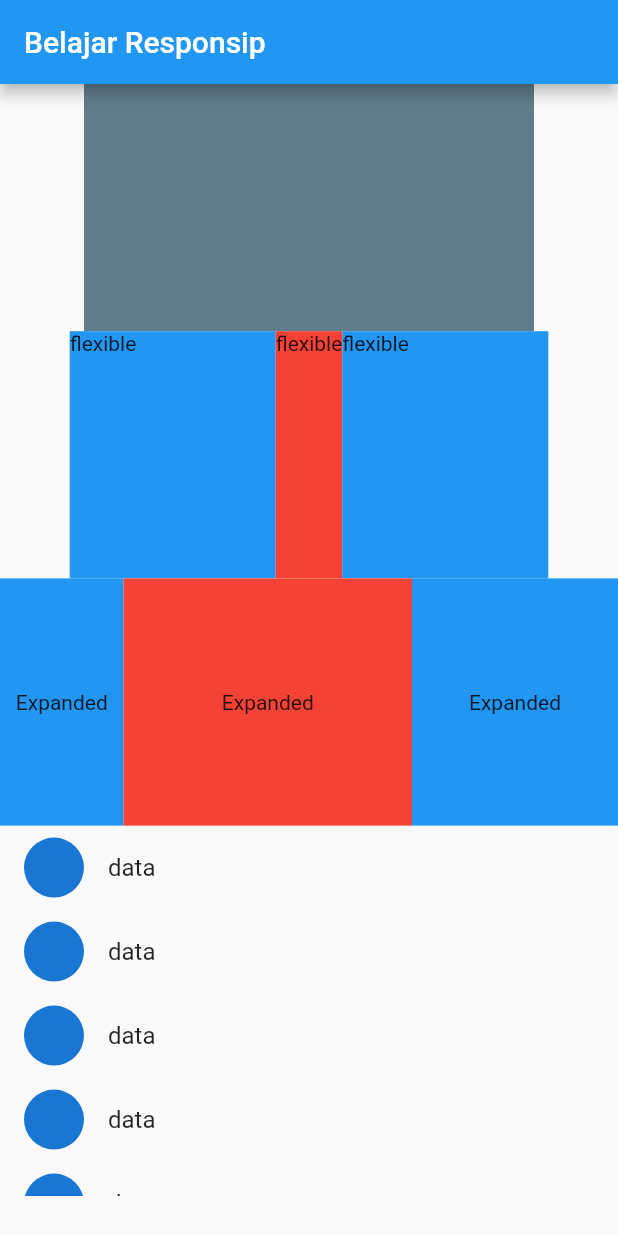
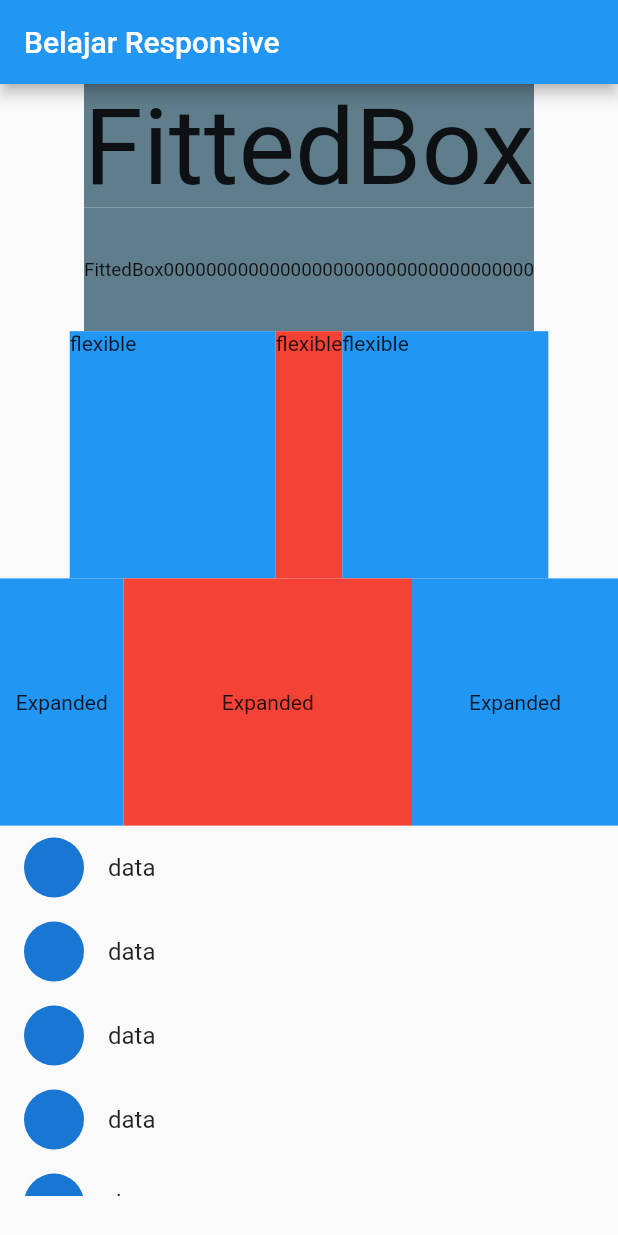
Before and after one commit to Adiaksa31/tugas_Responsive, a Flutter app: the screen it shows after launch, on a phone screen of 412 x 824 dp. Run offline on Flutter 3.47's test engine with Material 2 defaults, Android fonts, the light colour scheme and no system bars.

Commit message:
Menambahkan fittedbox pada apk

```diff
--- a/lib/main.dart
+++ b/lib/main.dart
@@ -38,7 +38,7 @@
     final MediaQueryHeight = MediaQuery.of(context).size.height;
     final MediaQueryWidth = MediaQuery.of(context).size.width;
     final myAppBar = AppBar(
-      title: Text("Belajar Responsip"),
+      title: Text("Belajar Responsive"),
     );
 
     final bodyHeight = MediaQueryHeight -
@@ -54,9 +54,21 @@
               ? Column(
                   children: [
                     Container(
-                      height: MediaQueryHeight * 0.2,
-                      width: MediaQueryWidth,
+                      height: MediaQueryHeight * 0.1,
+                      width: 300,
                       color: Colors.blueGrey,
+                      child: FittedBox(
+                        child: Text("FittedBox"),
+                      ),
+                    ),
+                    Container(
+                      height: MediaQueryHeight * 0.1,
+                      width: 300,
+                      color: Colors.blueGrey,
+                      child: FittedBox(
+                        child: Text(
+                            "FittedBox00000000000000000000000000000000000"),
+                      ),
                     ),
                     Container(
                         child: Row(
@@ -131,9 +143,21 @@
               : Column(
                   children: [
                     Container(
-                      height: MediaQueryHeight * 0.2,
+                      height: MediaQueryHeight * 0.1,
                       width: 300,
                       color: Colors.blueGrey,
+                      child: FittedBox(
+                        child: Text("FittedBox"),
+                      ),
+                    ),
+                    Container(
+                      height: MediaQueryHeight * 0.1,
+                      width: 300,
+                      color: Colors.blueGrey,
+                      child: FittedBox(
+                        child: Text(
+                            "FittedBox00000000000000000000000000000000000"),
+                      ),
                     ),
                     Container(
                         child: Row(
```
